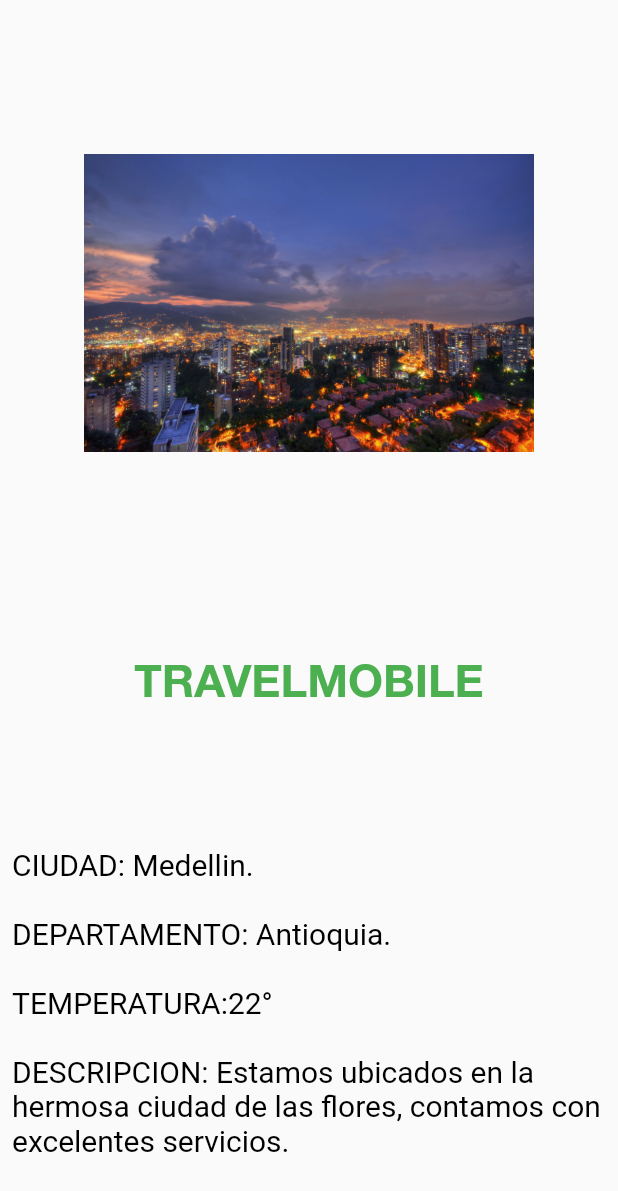
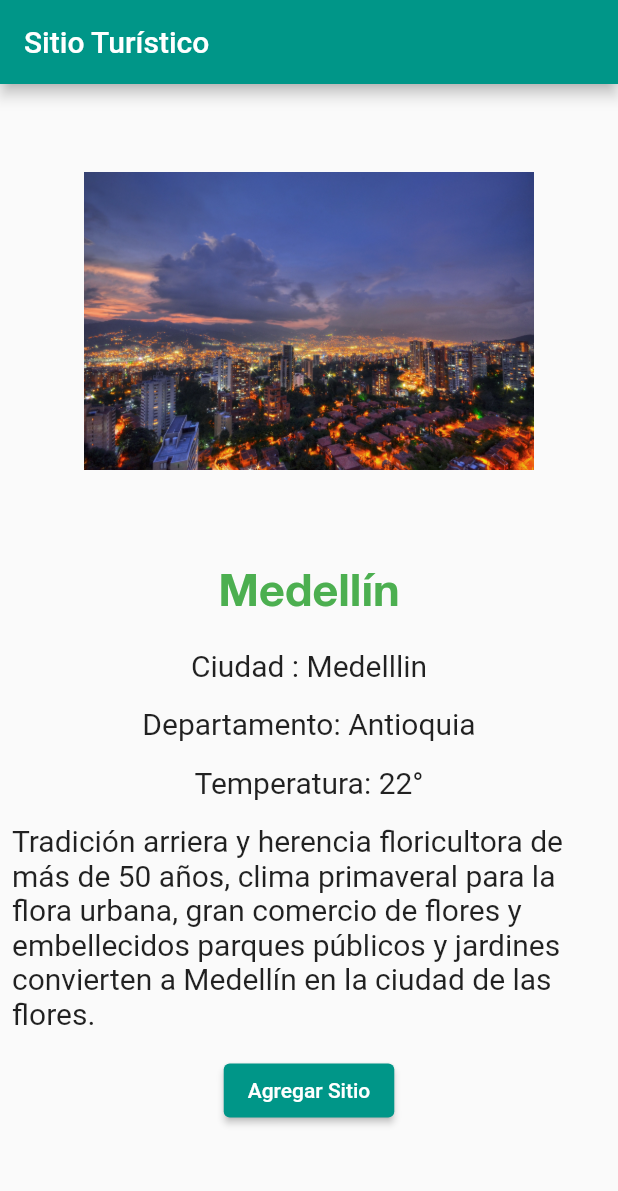
Before and after one commit to josue-y/travelmobile, a Flutter app: the VistaPoi screen opened directly, on a phone screen of 412 x 824 dp. Shown: the top 1191 px of the screen. Run offline on Flutter 3.47's test engine with Material 2 defaults, Android fonts, the phone set to English and light mode, and no system bars; our stand-ins replace cloud_firestore, firebase_auth, firebase_core, flutter_rating_bar, shared_preferences; accounts and stored records are empty; Roboto replaces fonts that are missing (miletra).

Commit message:
Creacion de vistas Sitos Nuevos

```diff
--- a/lib/main.dart
+++ b/lib/main.dart
@@ -1,5 +1,8 @@
+import 'package:ejemplo_2/vistas/vistaguiaturistica.dart';
 import 'package:ejemplo_2/vistas/vistalogin.dart';
+import 'package:ejemplo_2/vistas/vistapoi.dart';
 import 'package:ejemplo_2/vistas/vistaregistrouser.dart';
+import 'package:ejemplo_2/vistas/vistasitionuevo.dart';
 import 'package:ejemplo_2/vistas/vistasplash.dart';
 import 'package:flutter/material.dart';
 import 'package:flutter_localizations/flutter_localizations.dart';
--- a/lib/vistas/vistalogin.dart
+++ b/lib/vistas/vistalogin.dart
@@ -137,7 +137,7 @@ Widget build(BuildContext context) {
                         MaterialPageRoute(
                             builder: (context) => VistaRegistro()));
                   },
-                  child: const Text('Registrese'),
+                  child: const Text('Regístrate aquí'),
                 ),
               ],
             ),
--- a/lib/vistas/vistapoi.dart
+++ b/lib/vistas/vistapoi.dart
@@ -1,3 +1,4 @@
+import 'package:ejemplo_2/vistas/vistasitionuevo.dart';
 import 'package:flutter/material.dart';
 
 class VistaPoi extends StatelessWidget {
@@ -6,12 +7,15 @@ class VistaPoi extends StatelessWidget {
   @override
   Widget build(BuildContext context) {
     return Scaffold(
-      body: Padding(
+        appBar: AppBar(
+          title: Text("Sitio Turístico"),
+        ),
+        body: Padding(
           padding: const EdgeInsets.symmetric(horizontal: 8, vertical: 8),
-          child: Column(
-            mainAxisAlignment: MainAxisAlignment.spaceAround,
-            children: <Widget>[
-
+          child: SingleChildScrollView(
+              child: Column(
+            mainAxisAlignment: MainAxisAlignment.center,
+            children: [
               Container(
                 width: 300,
                 height: 300,
@@ -19,37 +23,62 @@ class VistaPoi extends StatelessWidget {
                   borderRadius: BorderRadius.circular(20),
                   image: DecorationImage(
                       image: AssetImage(
-                        "imagenes/medellin.jpg",
-                      )),
+                    "imagenes/medellin.jpg",
+                  )),
                 ),
               ),
-
-
-              Text(
-                "TRAVELMOBILE",
+              const SizedBox(
+                height: 16.0,
+              ),
+              const Text(
+                "Medellín",
                 style: TextStyle(
                     fontSize: 30,
                     fontWeight: FontWeight.bold,
                     color: Colors.green,
                     fontFamily: "contenido"),
               ),
-
-              Text(
-                "CIUDAD: Medellin."
-                    '\n'
-                    '\n'
-                    "DEPARTAMENTO: Antioquia."
-                    '\n'
-                    '\n'
-                    "TEMPERATURA:22°"
-                    '\n'
-                    '\n'
-                    "DESCRIPCION: Estamos ubicados en la hermosa ciudad de las flores, contamos con excelentes servicios.",
-                style: TextStyle(
-                    fontSize: 20, fontFamily: "miletra", color: Colors.black),
+              const SizedBox(
+                height: 16.0,
+              ),
+              const Text("Ciudad : Medelllin",
+                  style: TextStyle(
+                    fontSize: 20,
+                  )),
+              const SizedBox(
+                height: 16.0,
+              ),
+              const Text("Departamento: Antioquia",
+                  style: TextStyle(
+                    fontSize: 20,
+                  )),
+              const SizedBox(
+                height: 16.0,
+              ),
+              const Text("Temperatura: 22°",
+                  style: TextStyle(
+                    fontSize: 20,
+                  )),
+              const SizedBox(
+                height: 16.0,
+              ),
+              const Text(
+                  "Tradición arriera y herencia floricultora de más de 50 años, clima primaveral para la flora urbana, gran comercio de flores y embellecidos parques públicos y jardines convierten a Medellín en la ciudad de las flores.",
+                  style: TextStyle(
+                    fontSize: 20,
+                  )),
+              const SizedBox(
+                height: 16.0,
+              ),
+              ElevatedButton(
+                onPressed: () {
+                  Navigator.pushReplacement(
+                      context, MaterialPageRoute(builder: (context) => const NuevoSitio()));
+                },
+                child: const Text("Agregar Sitio"),
               )
             ],
           )),
-    );
+        ));
   }
 }
--- a/pubspec.yaml
+++ b/pubspec.yaml
@@ -29,6 +29,7 @@ environment:
 # the latest version available on pub.dev. To see which dependencies have newer
 # versions available, run `flutter pub outdated`.
 dependencies:
+  flutter_rating_bar: ^4.0.1
   cloud_firestore: ^4.0.3
   firebase_core: ^2.1.1
   firebase_auth: ^4.1.0
```
Also changed, not shown: lib/vistas/vistaguiaturistica.dart (added, +38 -0 lines), lib/vistas/vistasitionuevo.dart (added, +170 -0 lines), pubspec.lock.
